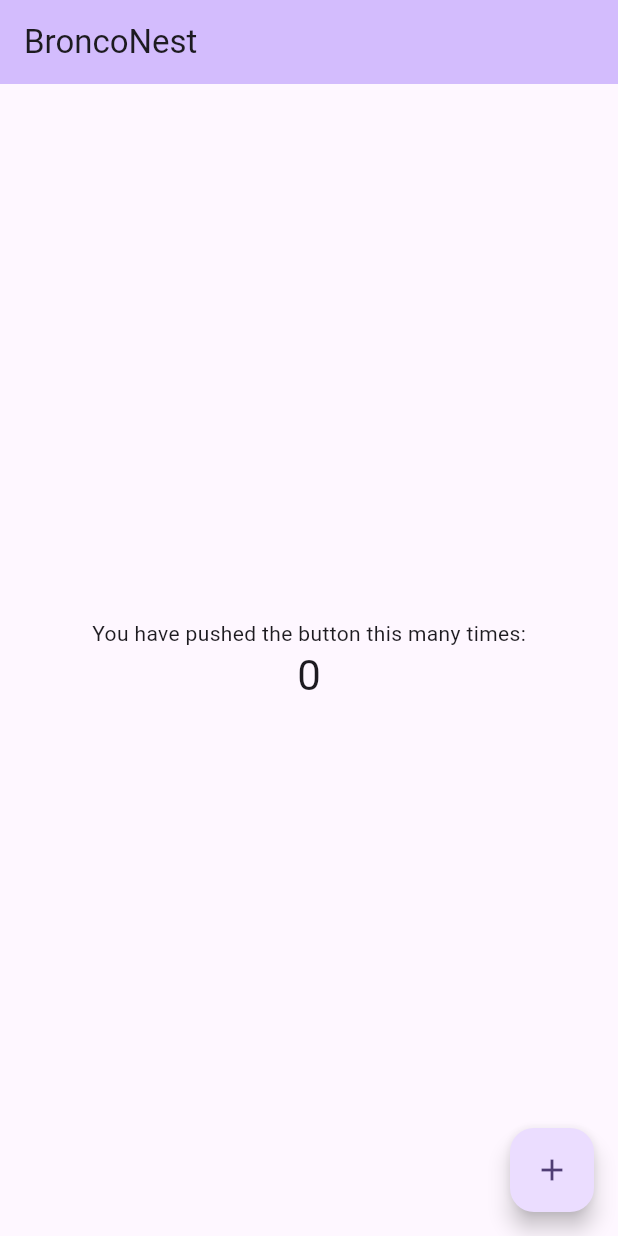
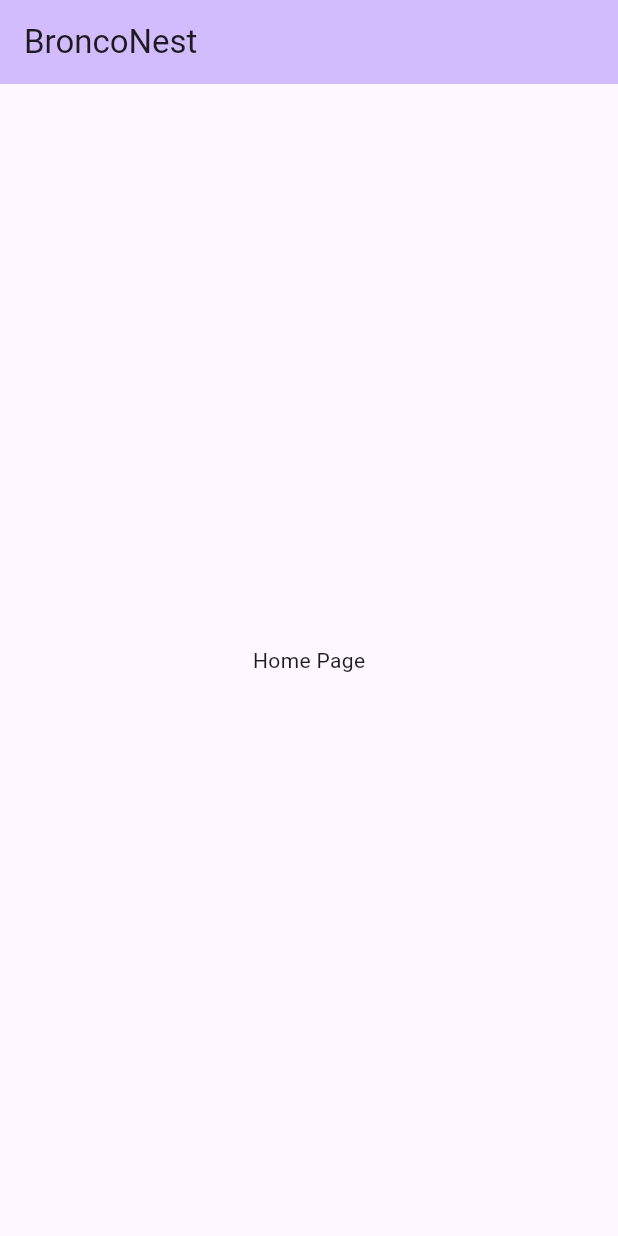
Before and after one commit to AnishKatr/BroncoNest, a Flutter app: the HomePage screen opened directly, on a phone screen of 412 x 824 dp. Run offline on Flutter 3.47's test engine with Material 3 defaults, Android fonts, the phone set to English and light mode, and no system bars.

Commit message:
Added basic page routing

```diff
--- a/bronconest_app/lib/app.dart
+++ b/bronconest_app/lib/app.dart
@@ -1,5 +1,5 @@
 import 'package:flutter/material.dart';
-import 'package:bronconest_app/pages/home_page.dart';
+import 'package:bronconest_app/pages/welcome_page.dart';
 
 class App extends StatelessWidget {
   const App({super.key});
@@ -12,7 +12,7 @@ class App extends StatelessWidget {
         colorScheme: ColorScheme.fromSeed(seedColor: Colors.deepPurple),
       ),
       debugShowCheckedModeBanner: false,
-      home: const HomePage(),
+      home: const WelcomePage(),
     );
   }
 }
--- /dev/null
+++ b/bronconest_app/lib/backend/backend_interface.dart
@@ -0,0 +1 @@
+String apiUrl = '';
--- a/bronconest_app/lib/pages/home_page.dart
+++ b/bronconest_app/lib/pages/home_page.dart
@@ -8,14 +8,6 @@ class HomePage extends StatefulWidget {
 }
 
 class _HomePageState extends State<HomePage> {
-  int _counter = 0;
-
-  void _incrementCounter() {
-    setState(() {
-      _counter++;
-    });
-  }
-
   @override
   Widget build(BuildContext context) {
     return Scaffold(
@@ -26,19 +18,8 @@ class _HomePageState extends State<HomePage> {
       body: Center(
         child: Column(
           mainAxisAlignment: MainAxisAlignment.center,
-          children: <Widget>[
-            const Text('You have pushed the button this many times:'),
-            Text(
-              '$_counter',
-              style: Theme.of(context).textTheme.headlineMedium,
-            ),
-          ],
+          children: [const Text('Home Page')],
         ),
-      ),
-      floatingActionButton: FloatingActionButton(
-        onPressed: _incrementCounter,
-        tooltip: 'Increment',
-        child: const Icon(Icons.add),
       ),
     );
   }
```
Also changed, not shown: bronconest_app/lib/pages/welcome_page.dart (+42 -1 lines), bronconest_app/lib/widgets/nav_bar_scaffold.dart (added, +46 -0 lines).
